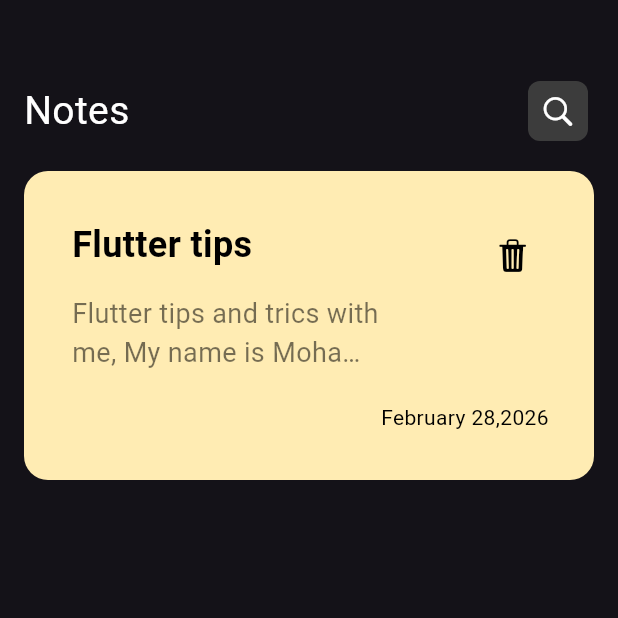
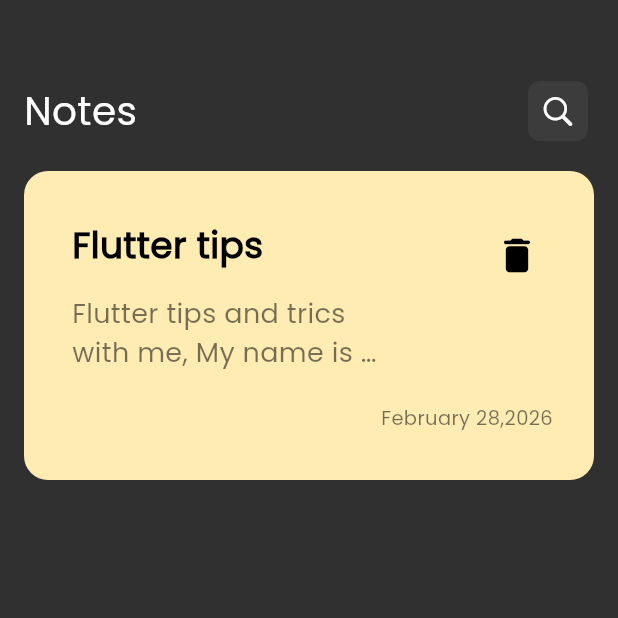
Before and after one commit to mohamedbasiouny0/NotesApp, a Flutter app: the screen it shows after launch, on a phone screen of 412 x 824 dp, the top half of it. Run offline on Flutter 3.47's test engine with Material 3 defaults, Android fonts, the phone set to English and light mode, and no system bars; our stand-ins replace gap.

Commit message:
Refactor code structure for improved readability and maintainability

```diff
--- a/lib/features/home/widgets/note_item.dart
+++ b/lib/features/home/widgets/note_item.dart
@@ -23,7 +23,9 @@
       child: Row(
         mainAxisAlignment: .spaceBetween,
         children: [
-          Column(
+          SizedBox(
+            width: MediaQuery.of(context).size.width * .5,
+            child: Column(
               crossAxisAlignment: .start,
               children: [
                 CustomText(
@@ -33,17 +35,15 @@
                   fontSize: 24,
                 ),
                 Gap(16),
-              SizedBox(
-                width: MediaQuery.of(context).size.width * .5,
-                child: CustomText(
+                CustomText(
                   text:
                       'Flutter tips and trics with me, My name is Mohamed Basiouny i\'m a Flutter developer',
                   color: Colors.black54,
                   fontWeight: .w400,
                   fontSize: 18,
                 ),
+              ],
             ),
-            ],
           ),
 
           Column(
@@ -53,13 +53,18 @@
               IconButton(
                 enableFeedback: false,
                 onPressed: () {},
-                icon: Icon(CupertinoIcons.trash_fill),
+                icon: Icon(Icons.delete_rounded, size: 30),
                 style: IconButton.styleFrom(
                   foregroundColor: Colors.black,
                   overlayColor: Colors.amber.shade100,
                 ),
               ),
-              CustomText(text: formattedDate, color: Colors.black),
+              CustomText(
+                text: formattedDate,
+                color: Colors.black54,
+                fontWeight: .w400,
+                fontSize: 13,
+              ),
             ],
           ),
         ],
--- a/lib/main.dart
+++ b/lib/main.dart
@@ -14,14 +14,19 @@
       home: HomeView(),
       debugShowCheckedModeBanner: false,
       themeMode: .dark,
-      darkTheme: ThemeData(useMaterial3: true, brightness: .dark).copyWith(
-        iconButtonTheme: IconButtonThemeData(
-          style: IconButton.styleFrom(foregroundColor: Colors.white),
-        ),
-        textTheme: ThemeData(
-          brightness: .dark,
-        ).textTheme.apply(bodyColor: Colors.white, displayColor: Colors.white),
-      ),
+      darkTheme:
+          ThemeData(
+            useMaterial3: true,
+            brightness: .dark,
+            scaffoldBackgroundColor: Color(0xff303030),
+          ).copyWith(
+            iconButtonTheme: IconButtonThemeData(
+              style: IconButton.styleFrom(foregroundColor: Colors.white),
+            ),
+            textTheme: ThemeData(brightness: .dark, fontFamily: 'Poppins')
+                .textTheme
+                .apply(bodyColor: Colors.white, displayColor: Colors.white),
+          ),
     );
   }
 }
```
Also changed, not shown: lib/features/home/views/home_view.dart (+1 -8 lines), pubspec.yaml (+4 -6 lines), assets/fonts/Poppins-Regular.ttf (added). Lines whose indentation alone changed are shown as unchanged.
